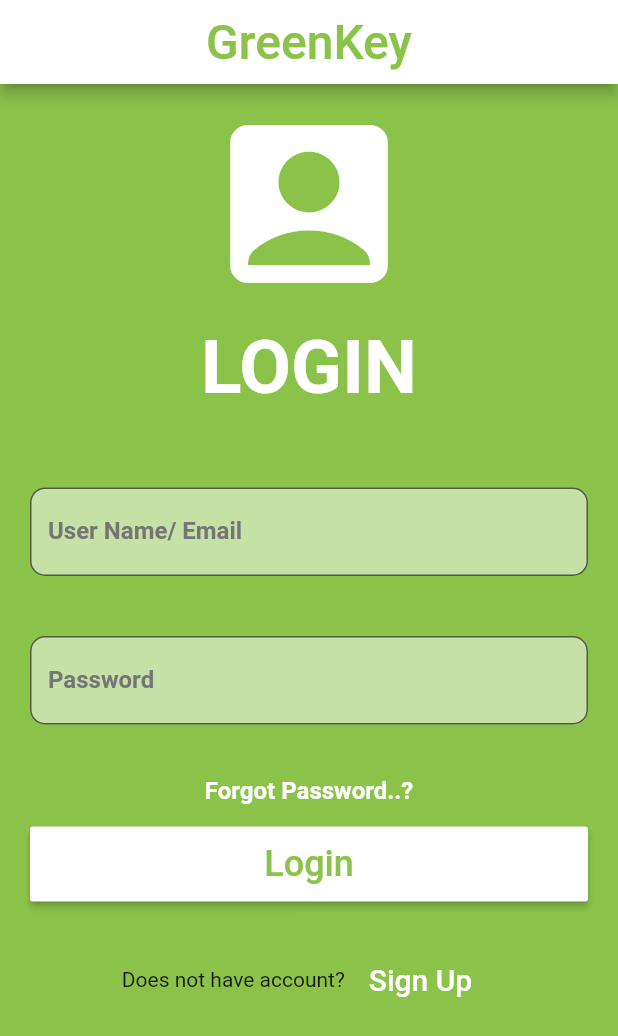
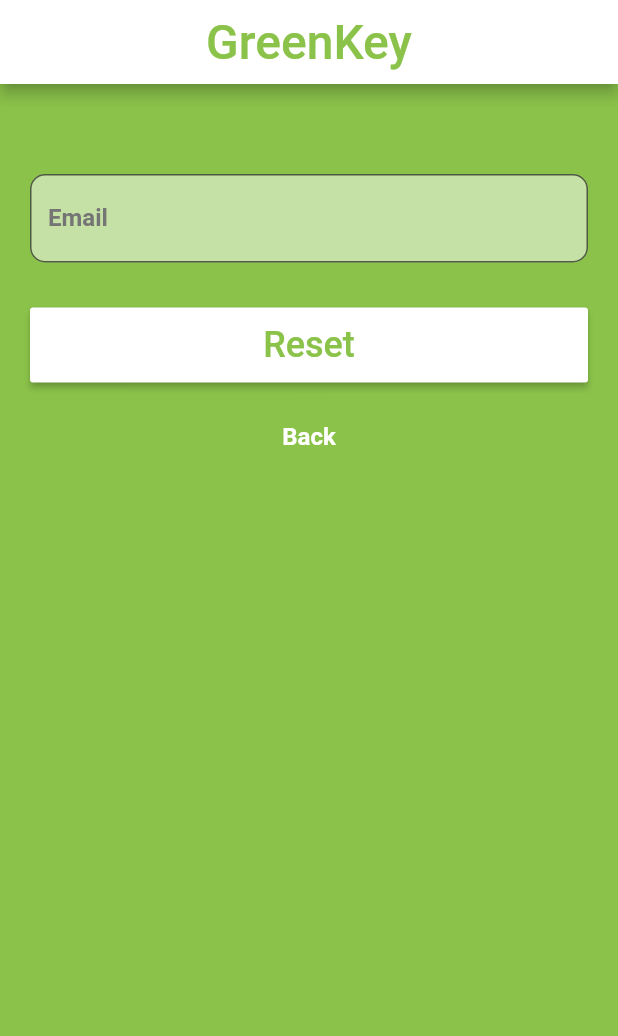
Before and after one commit to nitishnb/GreenKey, a Flutter app: the screen it shows after launch, after a tap on "Forgot Password..?", on a phone screen of 412 x 824 dp. Shown: the top 1036 px of the screen. Run offline on Flutter 3.47's test engine with Material 2 defaults, Android fonts, the phone set to English and light mode, and no system bars; our stand-ins replace firebase_auth, flutter_spinkit; accounts and stored records are empty; Roboto replaces fonts that are missing (fonts/IndieFlower-Regular.ttf).

Commit message:
reset Password

```diff
--- /dev/null
+++ b/lib/screens/authenticate/forgotpassword.dart
@@ -0,0 +1,96 @@
+import 'package:flutter/material.dart';
+import 'package:GreenKey/services/auth.dart';
+import 'package:GreenKey/shared/loading.dart';
+
+class ForgotPassword extends StatefulWidget {
+  @override
+  _ForgotPasswordState createState() => _ForgotPasswordState();
+}
+
+class _ForgotPasswordState extends State<ForgotPassword> {
+
+  String email = '';
+  String password = '';
+  String error = '';
+  final AuthService _auth = AuthService();
+  final _formKey = GlobalKey<FormState>();
+
+  bool loading = false;
+
+
+  @override
+  Widget build(BuildContext context) {
+    return loading ? Loading() : Scaffold(
+        backgroundColor: Colors.lightGreen,
+        appBar: AppBar(
+          centerTitle: true,
+          title: Text('GreenKey',textAlign: TextAlign.center,style: TextStyle(fontSize: 32,color: Colors.lightGreen),),
+          automaticallyImplyLeading: false,
+          backgroundColor: Colors.white,
+        ),
+        body: Padding(
+            padding: EdgeInsets.all(10),
+            child: Form(
+                key: _formKey,
+                child: ListView(
+                children: <Widget>[
+                  SizedBox(height: 40.0),
+                  Container(
+                    padding: EdgeInsets.all(10),
+                    child: TextFormField(
+                        decoration: InputDecoration(
+                          border: OutlineInputBorder(borderRadius: BorderRadius.circular(10.0)),
+                          fillColor: Colors.lightGreen[200],
+                          filled: true,
+                          labelText: 'Email',
+                          labelStyle: TextStyle(color: Colors.grey[600],fontWeight: FontWeight.bold),
+                        ),
+                        validator: (val) => val.isEmpty ? 'Enter an email' : null,
+                        onChanged: (val){
+                          setState(() => email = val);
+                        }
+                    ),
+                  ),
+                  SizedBox(height: 20.0),
+                  Container(
+                      height: 50,
+                      padding: EdgeInsets.fromLTRB(10, 0, 10, 0),
+                      child: RaisedButton(
+                        textColor: Colors.lightGreen,
+                        color: Colors.white,
+                        child: Text('Reset',style: TextStyle(fontSize: 24),),
+                        onPressed: () async {
+                            if (_formKey.currentState.validate()){
+                              setState(() {
+                                loading = true;
+                              });
+                              await _auth.sendPasswordResetEmail(email);
+                              setState(() {
+                                loading = false;
+                                error = 'Email sent succefully';
+                              });
+                                Navigator.pop(context);
+                              }
+                            }
+                      ),
+                  ),
+                  SizedBox(height: 12.0),
+                  FlatButton(
+                    onPressed: (){
+                        Navigator.pop(context);
+                         //forgot password screen
+                    },
+                    textColor: Colors.white,
+                    child: Text('Back',style: TextStyle(fontSize: 16,fontWeight: FontWeight.bold)),
+                  ),
+                  Text(
+                    error,
+                    style: TextStyle(color: Colors.green[900], fontSize: 14.0),
+                  ),
+                ],
+            )
+          )
+        )
+    );
+  }
+}
--- a/lib/screens/authenticate/login.dart
+++ b/lib/screens/authenticate/login.dart
@@ -1,6 +1,7 @@
 import 'package:flutter/material.dart';
 import 'package:GreenKey/services/auth.dart';
 import 'package:GreenKey/shared/loading.dart';
+import 'package:GreenKey/screens/authenticate/forgotpassword.dart';
 
 class LoginPage extends StatefulWidget {
 
@@ -96,7 +97,10 @@ class _State extends State<LoginPage> {
                   SizedBox(height: 20.0),
                   FlatButton(
                     onPressed: (){
-                      //forgot password screen
+                        Navigator.push(
+                          context,
+                          MaterialPageRoute(builder: (context) => ForgotPassword()),
+                        );  //forgot password screen
                     },
                     textColor: Colors.white,
                     child: Text('Forgot Password..?',style: TextStyle(fontSize: 16,fontWeight: FontWeight.bold)),
--- a/lib/services/auth.dart
+++ b/lib/services/auth.dart
@@ -65,5 +65,14 @@ class AuthService {
     }
   }
 
+  // reset password
+  Future sendPasswordResetEmail(String email) async {
+    try{
+      return _auth.sendPasswordResetEmail(email: email);
+    }catch(e){
+      print(e.toString());
+      return null;
+    }
+  }
 
 }
```
